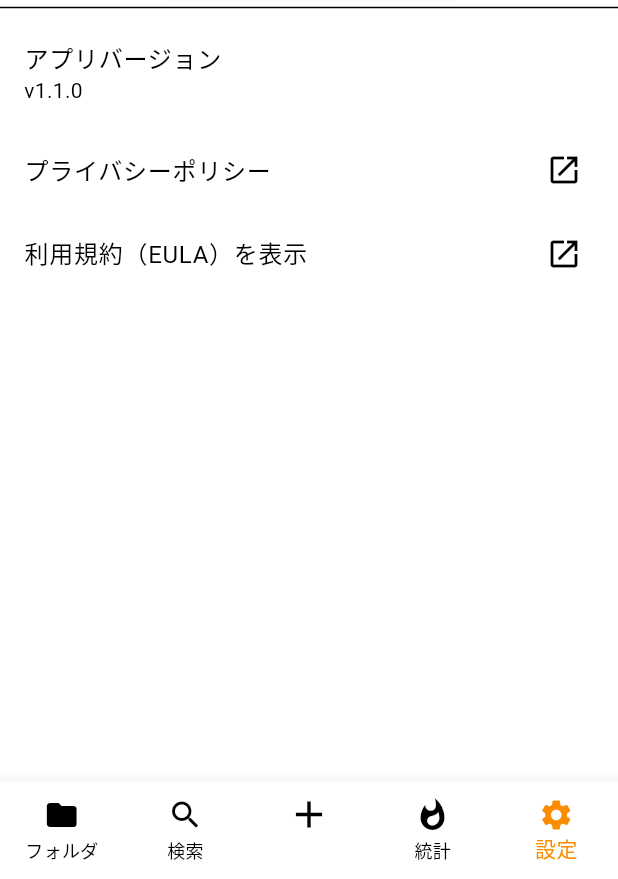
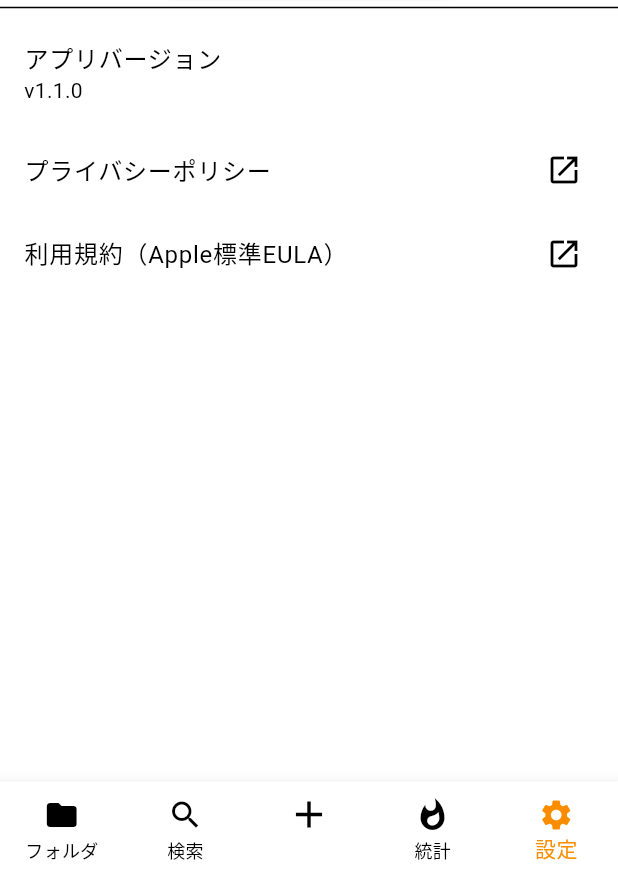
Before and after one commit to rhyka21012-boop/ArchiVe, a Flutter app: the screen it shows after launch, item 5 of the bottom bar chosen, on a phone screen of 412 x 824 dp, the part 357-1236 px from its top. Run offline on Flutter 3.47's test engine with Material 3 defaults, Android fonts, the phone set to English and light mode, and no system bars; our stand-ins replace fl_chart, flutter_riverpod, flutter_speed_dial, google_mobile_ads, image_picker, palette_generator and 1 more; missing offline and left inert: purchases_flutter; network calls fail.

Commit message:
appReview対応

```diff
--- a/archive/lib/setting_page.dart
+++ b/archive/lib/setting_page.dart
@@ -130,7 +130,7 @@ class SettingsPageState extends ConsumerState<SettingsPage> {
             },
           ),
           ListTile(
-            title: const Text('利用規約（EULA）を表示'),
+            title: const Text('利用規約（Apple標準EULA）'),
             trailing: const Icon(Icons.open_in_new),
             onTap: () async {
               const url =
--- a/archive/pubspec.yaml
+++ b/archive/pubspec.yaml
@@ -4,7 +4,7 @@ description: "A new Flutter project."
 
 publish_to: 'none'
 
-version: 1.1.0+2
+version: 1.1.0+3
 
 environment:
   sdk: ^3.7.2
```
